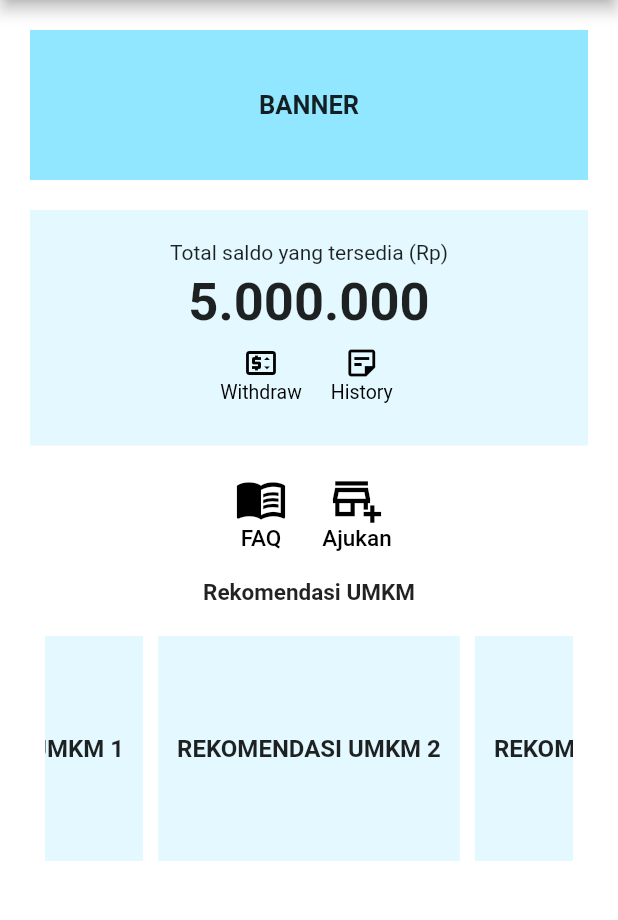
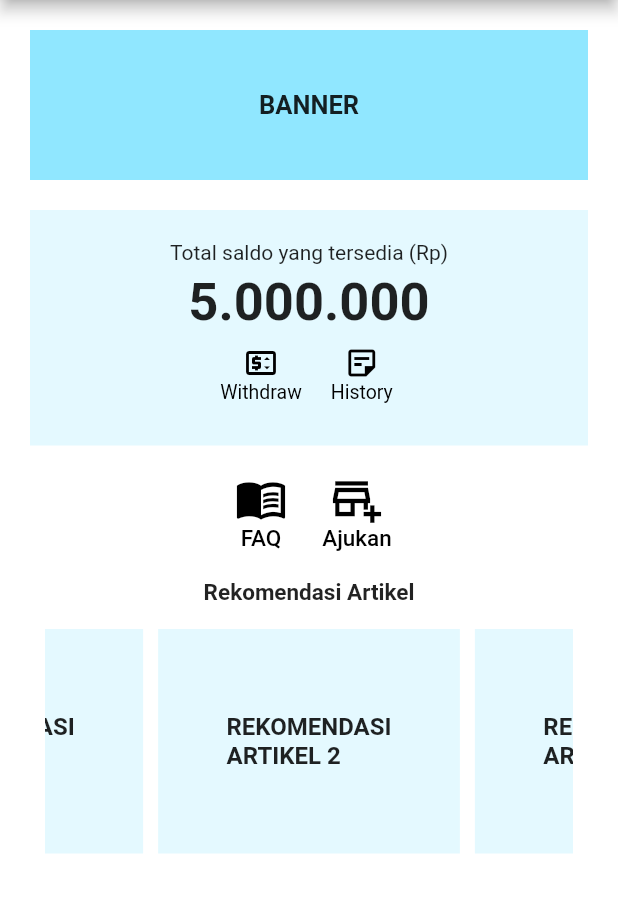
Before and after one commit to hlmnn/investkuy, a Flutter app: the UmkmHome screen opened directly, on a phone screen of 412 x 824 dp, the part 84-1004 px from its top. Run offline on Flutter 3.47's test engine with Material 2 defaults, Android fonts, the phone set to English and light mode, and no system bars; drawn by our look-alikes of carousel_slider; our stand-ins replace dropdown_button2, file_picker, font_awesome_flutter, percent_indicator.

Commit message:
edit umkm details and home screen

```diff
--- a/lib/ui/screen/umkm/umkm_home_screen.dart
+++ b/lib/ui/screen/umkm/umkm_home_screen.dart
@@ -192,8 +192,8 @@ class _UmkmHomeState extends State<UmkmHome> {
               ),
 
               const Padding(
-                padding: EdgeInsets.only(top: 10, bottom: 10),
-                child: Text("Rekomendasi UMKM",
+                padding: EdgeInsets.only(top: 10, bottom: 5),
+                child: Text("Rekomendasi Artikel",
                   style: TextStyle(
                     fontSize: 15,
                     fontWeight: FontWeight.bold,
@@ -222,7 +222,7 @@ class _UmkmHomeState extends State<UmkmHome> {
                           ),
                           child: Center(
                             child: Text(
-                              'REKOMENDASI UMKM $i',
+                              'REKOMENDASI\nARTIKEL $i',
                               style: const TextStyle(
                                   fontSize: 16.0,
                                   fontWeight: FontWeight.bold
```
Also changed, not shown: lib/ui/screen/umkm/umkm_detail_cicilan_screen.dart (+18 -3 lines), lib/ui/screen/umkm/umkm_detail_screen.dart (+12 -2 lines).
